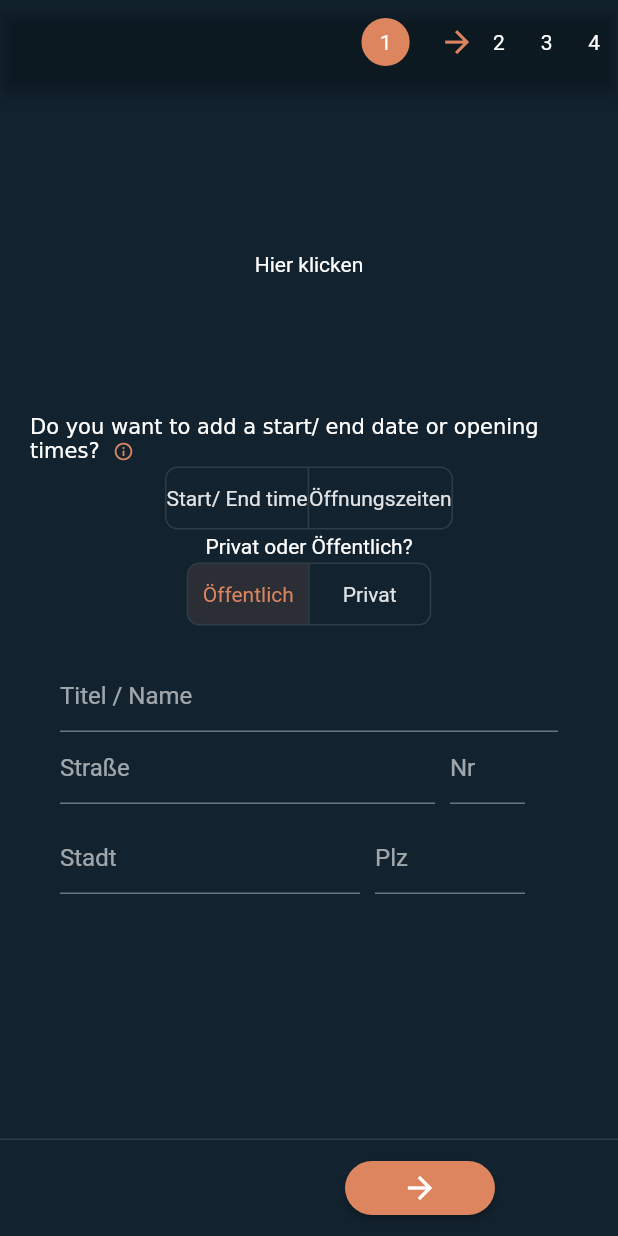
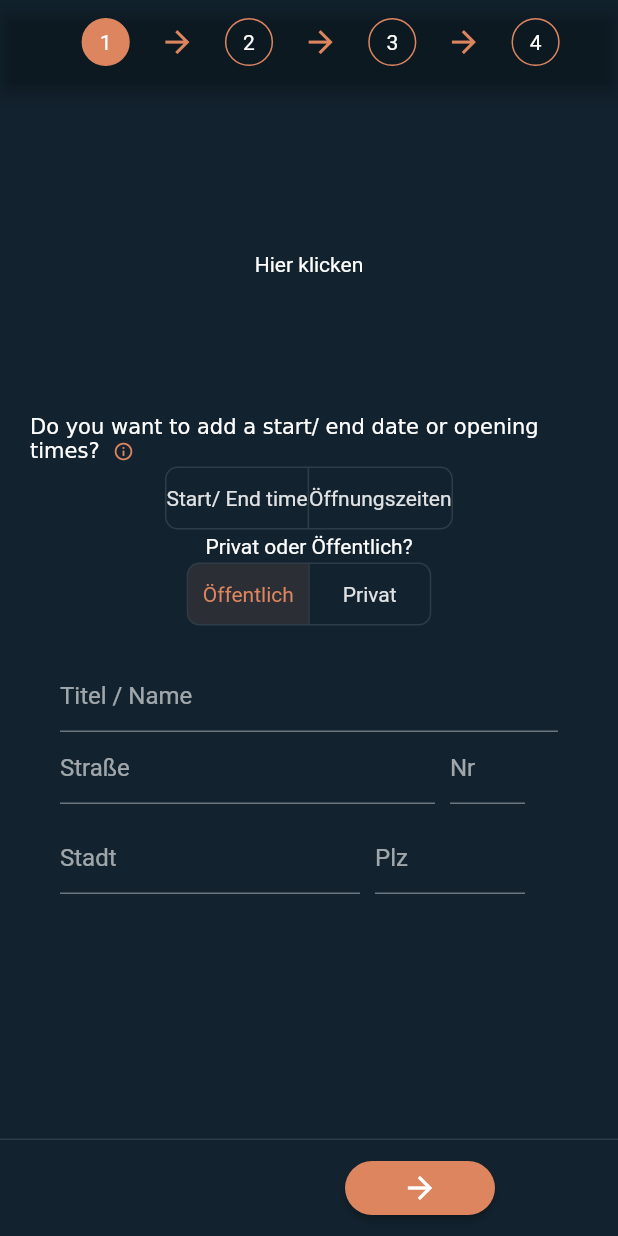
Before and after one commit to Qaiser926/main, a Flutter app: the Add screen opened by its route, on a phone screen of 412 x 824 dp. Run offline on Flutter 3.47's test engine with Material 2 defaults, Android fonts, the phone set to English and light mode, and no system bars; our stand-ins replace carousel_slider, flutter_html, flutter_map, flutter_screenutil, flutter_sticky_header, font_awesome_flutter and 11 more; missing offline and left inert: add_2_calendar, amplify_api, amplify_auth_cognito, amplify_flutter, flutter_map_marker_cluster, instant and 1 more; generated files the repository leaves out were written again.

```diff
--- a/lib/core/add/add.dart
+++ b/lib/core/add/add.dart
@@ -1,5 +1,6 @@
 import 'package:flutter/material.dart';
 import 'package:flutter_screenutil/flutter_screenutil.dart';
+import 'package:othia/utils/ui/ui_utils.dart';
 import 'package:provider/provider.dart';
 
 import 'add_exclusives/add_first_page.dart';
@@ -39,62 +40,26 @@ class Add extends StatelessWidget {
             return Row(
               mainAxisAlignment: MainAxisAlignment.spaceBetween,
               children: [
-                Padding(
-                    padding: EdgeInsets.all(10.h),
-                    child: GestureDetector(
-                      onTap: () => {
-                        switchPagesNotifier.currentPage = 0,
-                        _pageController.jumpToPage(0)
-                      },
-                      child: Container(
-                        decoration: BoxDecoration(
-                            color: switchPageModel.currentPage == 0
-                                ? Theme.of(context).colorScheme.primary
-                                : null,
-                            shape: BoxShape.circle,
-                            border: Border.all(
-                                color: Theme.of(context).colorScheme.primary)),
-                        width: 40.h,
-                        height: 40.h,
-                        child: Align(
-                          alignment: Alignment.center,
-                          child: Text(
-                            "1",
-                          ),
-                        ),
-                      ),
-                    )),
-                Icon(
-                  Icons.arrow_forward,
-                  size: 20.h,
-                  color: Theme.of(context).colorScheme.primary,
-                ),
-                Padding(
-                  padding: EdgeInsets.all(10.h),
-                  child: GestureDetector(
-                    child: Container(
-                      child: Text("2"),
-                    ),
-                  ),
-                ),
-                Padding(
-                    padding: EdgeInsets.all(10.h),
-                    child: GestureDetector(
-                      child: GestureDetector(
-                        child: Container(
-                          child: Text("3"),
-                        ),
-                      ),
-                    )),
-                Padding(
-                    padding: EdgeInsets.all(10.h),
-                    child: GestureDetector(
-                      child: GestureDetector(
-                        child: Container(
-                          child: Text("4"),
-                        ),
-                      ),
-                    ))
+                buildUpperNavigationElement(
+                    context: context,
+                    index: 0,
+                    switchPageModel: switchPageModel),
+                getArrowIcon(context),
+                buildUpperNavigationElement(
+                    context: context,
+                    index: 1,
+                    switchPageModel: switchPageModel),
+                getArrowIcon(context),
+                buildUpperNavigationElement(
+                    context: context,
+                    index: 2,
+                    switchPageModel: switchPageModel),
+                getArrowIcon(context),
+                buildUpperNavigationElement(
+                    context: context,
+                    index: 3,
+                    switchPageModel: switchPageModel),
+                getHorSpace(16.h)
               ],
             );
           })
@@ -128,6 +93,46 @@ class Add extends StatelessWidget {
     });
   }
 
+  Widget buildUpperNavigationElement(
+      {required BuildContext context,
+      required AddPageNotifier switchPageModel,
+      required int index}) {
+    return Padding(
+        padding: EdgeInsets.all(10.h),
+        child: GestureDetector(
+          onTap: () => {
+            switchPageModel.currentPage = index,
+            _pageController.jumpToPage(index)
+          },
+          child: Container(
+            decoration: BoxDecoration(
+                color: switchPageModel.currentPage == index
+                    ? Theme.of(context).colorScheme.primary
+                    : null,
+                shape: BoxShape.circle,
+                border:
+                    Border.all(color: Theme.of(context).colorScheme.primary)),
+            width: 40.h,
+            height: 40.h,
+            child: Align(
+              alignment: Alignment.center,
+              child: Text(
+                (index + 1).toString(),
+              ),
+            ),
+          ),
+        ));
+  }
+
+  Icon getArrowIcon(BuildContext context) {
+    return Icon(
+      Icons.arrow_forward,
+      size: 20.h,
+      color: Theme.of(context).colorScheme.primary,
+    );
+  }
+
+  // TODO when switching pages, the left button changes its position
   Widget getNavigationButton(
       IconData icon,
       void Function(BuildContext context) onPressedFunction,
```
